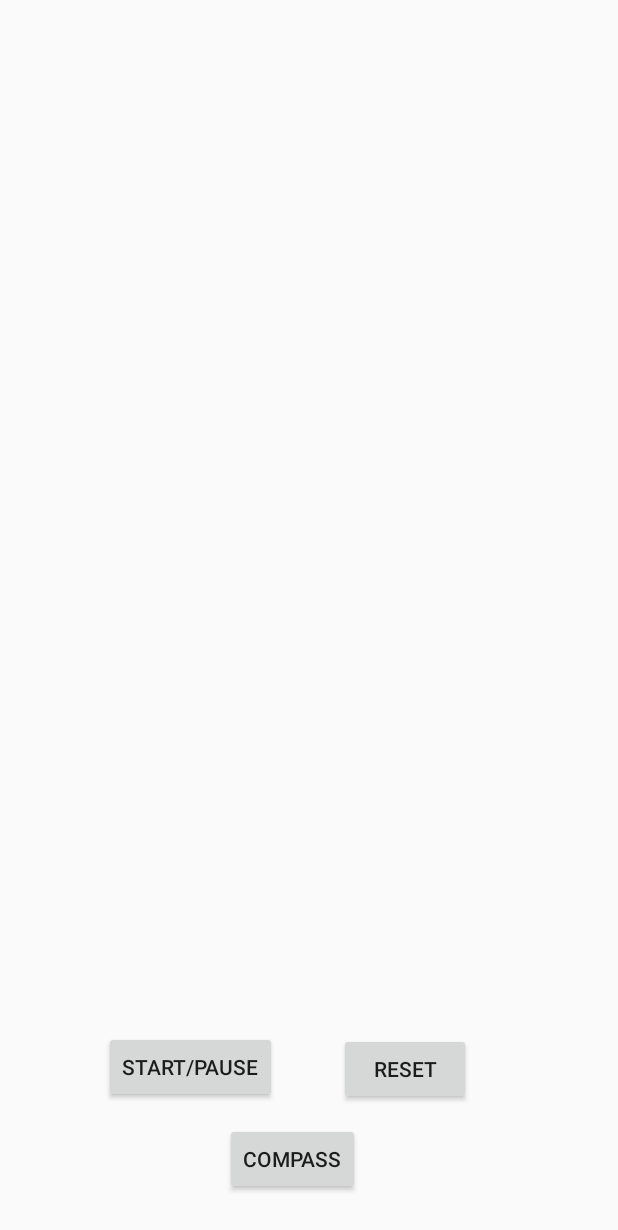
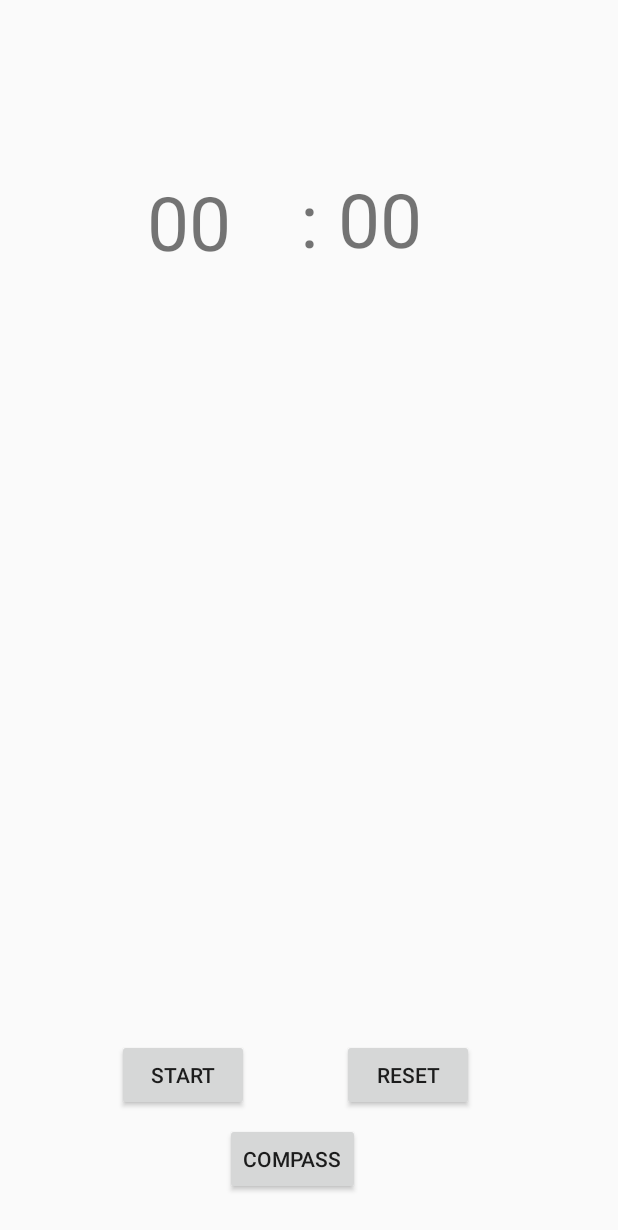
Before and after one commit to jasonclwd/CS125PROJ, an Android app: the layout activity_digital_clock2.xml on its own in the app's theme, with its tools: preview values and no code run, on a phone screen of 412 x 824 dp. Shown: the top 1230 px of the screen. Run offline under Robolectric (Android 15) with nearby library versions, the phone set to English and light mode, and no system bars.

Commit message:
solve DigitalClock

```diff
--- a/app/src/main/res/layout/activity_digital_clock2.xml
+++ b/app/src/main/res/layout/activity_digital_clock2.xml
@@ -18,26 +18,62 @@
         android:text="Compass" />
 
     <Button
-        android:id="@+id/button2"
+        android:id="@+id/start"
         android:layout_width="wrap_content"
         android:layout_height="wrap_content"
-        android:layout_alignTop="@+id/button"
         android:layout_alignParentStart="true"
         android:layout_alignParentLeft="true"
-        android:layout_marginStart="69dp"
-        android:layout_marginLeft="69dp"
-        android:layout_marginTop="-61dp"
-        android:text="Start/Pause" />
+        android:layout_alignParentBottom="true"
+        android:layout_marginStart="78dp"
+        android:layout_marginLeft="78dp"
+        android:layout_marginBottom="83dp"
+        android:text="start" />
 
     <Button
-        android:id="@+id/button3"
+        android:id="@+id/reset"
         android:layout_width="wrap_content"
         android:layout_height="wrap_content"
-        android:layout_alignBottom="@+id/button"
-        android:layout_alignParentEnd="true"
-        android:layout_alignParentRight="true"
-        android:layout_marginEnd="98dp"
-        android:layout_marginRight="98dp"
-        android:layout_marginBottom="60dp"
-        android:text="RESET" />
+        android:layout_alignParentStart="true"
+        android:layout_alignParentLeft="true"
+        android:layout_alignParentBottom="true"
+        android:layout_marginStart="228dp"
+        android:layout_marginLeft="228dp"
+        android:layout_marginBottom="83dp"
+        android:text="reset" />
+
+    <TextView
+        android:id="@+id/minute"
+        android:layout_width="wrap_content"
+        android:layout_height="wrap_content"
+        android:layout_alignParentStart="true"
+        android:layout_alignParentLeft="true"
+        android:layout_alignParentTop="true"
+        android:layout_marginStart="98dp"
+        android:layout_marginLeft="98dp"
+        android:layout_marginTop="114dp"
+        android:text="00"
+        android:textSize="50dp" />
+
+    <TextView
+
+        android:layout_width="wrap_content"
+        android:layout_height="wrap_content"
+        android:layout_alignTop="@+id/second"
+        android:layout_centerHorizontal="true"
+        android:text=":"
+        android:textSize="50dp" />
+
+    <TextView
+        android:id="@+id/second"
+        android:layout_width="wrap_content"
+        android:layout_height="wrap_content"
+        android:layout_alignParentStart="true"
+        android:layout_alignParentLeft="true"
+        android:layout_alignParentTop="true"
+        android:layout_marginStart="225dp"
+        android:layout_marginLeft="225dp"
+        android:layout_marginTop="112dp"
+        android:text="00"
+        android:textSize="50dp" />
+
 </RelativeLayout>
```
